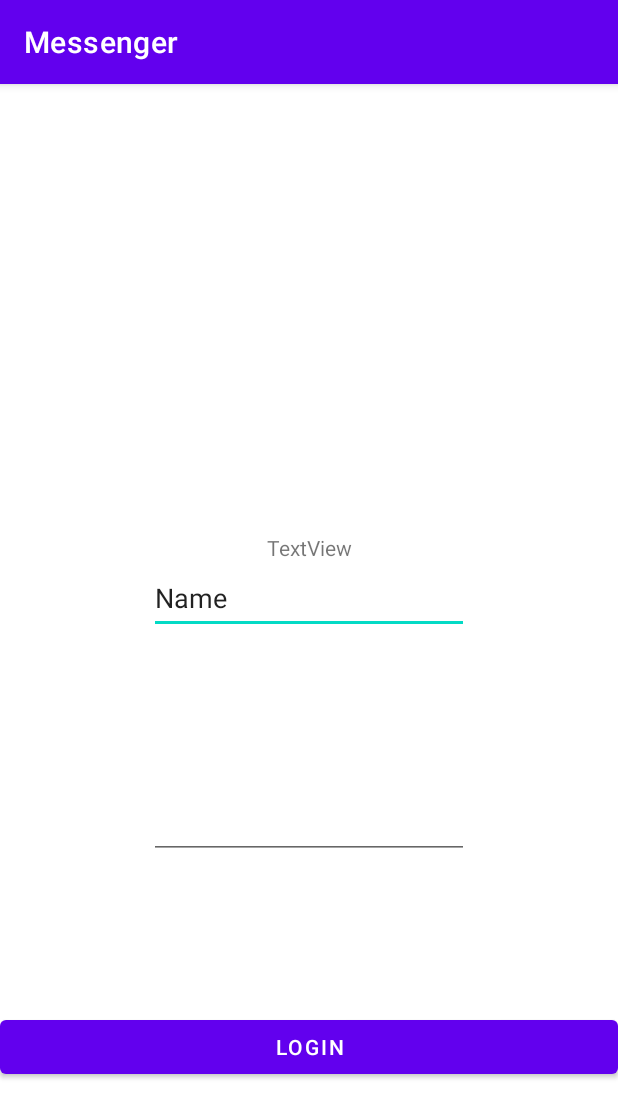
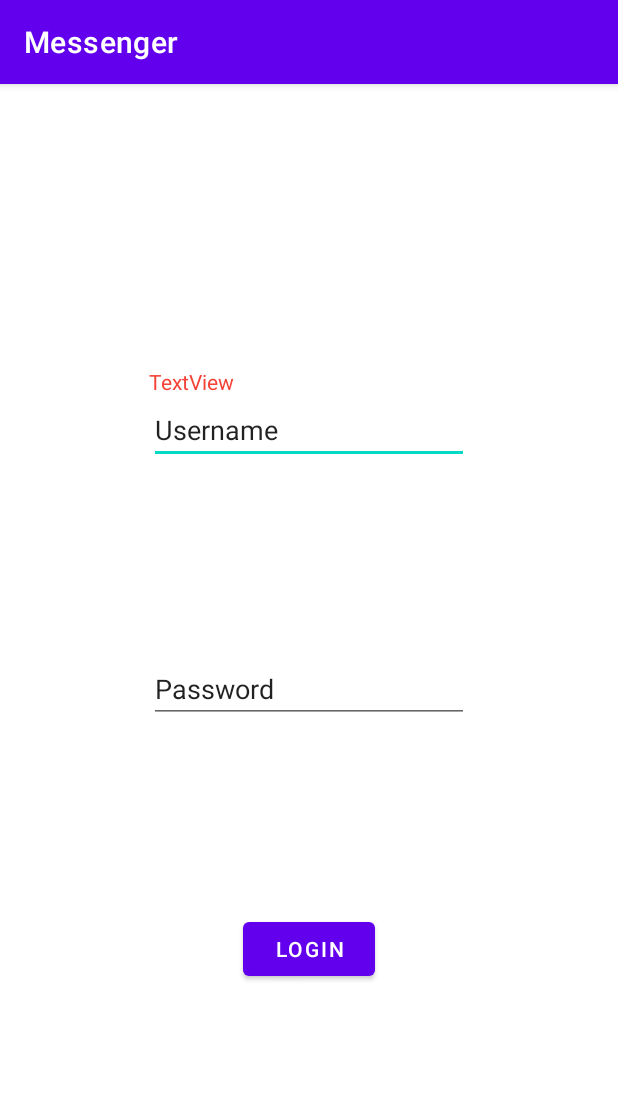
Before and after one commit to Saylonnn/Messenger, an Android app: the screen it shows after launch (MainActivity), on a phone screen of 412 x 824 dp. Shown: the top 1118 px of the screen. Run offline under Robolectric (Android 15) with nearby library versions, the phone set to English and light mode, and no system bars.

Commit message:
update login.xml

```diff
--- a/app/src/main/java/com/saylonn/messenger/LoginFragment.java
+++ b/app/src/main/java/com/saylonn/messenger/LoginFragment.java
@@ -1,23 +1,19 @@
 package com.saylonn.messenger;
 
-import android.content.Intent;
-import android.content.SharedPreferences;
 import android.os.Bundle;
-import android.os.PersistableBundle;
 import android.view.View;
 import android.widget.Button;
 import android.widget.EditText;
 import android.widget.TextView;
 
-import androidx.annotation.Nullable;
 import androidx.appcompat.app.AppCompatActivity;
 
 import com.saylonn.messenger.Comm.VolleyRequest;
 
 public class LoginFragment extends AppCompatActivity{
     TextView tv;
-    EditText tf_username;
-    EditText tf_password;
+    EditText pt_username;
+    EditText pt_password;
     Button login_btn;
     VolleyRequest vr;
     Boolean loggedIn = false;
@@ -28,10 +24,10 @@ public class LoginFragment extends AppCompatActivity{
         super.onCreate(savedInstanceState);
         setContentView(R.layout.login);
 
-        tv = findViewById(R.id.main_tv);
-        login_btn = findViewById(R.id.login_btn);
-        tf_username = findViewById(R.id.tf_username);
-        tf_password = findViewById(R.id.tf_password);
+        tv = findViewById(R.id.tv_login_error);
+        login_btn = findViewById(R.id.btn_login_loginbtn);
+        pt_username = findViewById(R.id.pt_login_username);
+        pt_password = findViewById(R.id.pt_login_password);
 
 
         //Do login Request
@@ -40,7 +36,7 @@ public class LoginFragment extends AppCompatActivity{
         login_btn.setOnClickListener(new View.OnClickListener() {
             @Override
             public void onClick(View view) {
-                vr.login(tf_username.getText().toString(), tf_password.getText().toString());
+                vr.login(pt_username.getText().toString(), pt_password.getText().toString());
             }
         });
     }
@@ -57,7 +53,4 @@ public class LoginFragment extends AppCompatActivity{
         }
 
     }
-
-
-
 }
--- a/app/src/main/res/layout/activity_main.xml
+++ b/app/src/main/res/layout/activity_main.xml
@@ -15,8 +15,7 @@
         android:layout_gravity="bottom"
         app:fabCradleMargin="10dp"
         app:fabCradleRoundedCornerRadius="10dp"
-        app:fabCradleVerticalOffset="10dp"
-        >
+        app:fabCradleVerticalOffset="10dp">
 
         <com.google.android.material.bottomnavigation.BottomNavigationView
             android:id="@+id/bottomNavigationView"
@@ -29,10 +28,10 @@
     </com.google.android.material.bottomappbar.BottomAppBar>
 
     <com.google.android.material.floatingactionbutton.FloatingActionButton
+        android:id="@+id/fab"
         android:layout_width="wrap_content"
         android:layout_height="wrap_content"
-        android:id="@+id/fab"
         android:src="@drawable/ic_baseline_add_24"
-        app:layout_anchor="@id/bottomAppBar"/>
+        app:layout_anchor="@id/bottomAppBar" />
 
 </androidx.coordinatorlayout.widget.CoordinatorLayout>
--- a/app/src/main/res/layout/login.xml
+++ b/app/src/main/res/layout/login.xml
@@ -5,49 +5,68 @@
     xmlns:app="http://schemas.android.com/apk/res-auto"
     xmlns:tools="http://schemas.android.com/tools">
 
-    <TextView
-        android:id="@+id/main_tv"
+    <Button
+        android:id="@+id/btn_login_loginbtn"
         android:layout_width="wrap_content"
-        android:layout_height="wrap_content"
-        android:text="TextView"
-        app:layout_constraintBottom_toTopOf="@+id/login_btn"
-        app:layout_constraintEnd_toEndOf="parent"
-        app:layout_constraintStart_toStartOf="parent"
-        app:layout_constraintTop_toTopOf="parent" />
-
-    <Button
-        android:id="@+id/login_btn"
-        android:layout_width="match_parent"
         android:layout_height="wrap_content"
         android:text="Login"
         app:layout_constraintBottom_toBottomOf="parent"
         app:layout_constraintEnd_toEndOf="parent"
         app:layout_constraintStart_toStartOf="parent"
-        app:layout_constraintTop_toBottomOf="@id/tf_password"/>
+        app:layout_constraintTop_toTopOf="@+id/guideline5" />
 
     <EditText
-        android:id="@+id/tf_username"
+        android:id="@+id/pt_login_username"
         android:layout_width="wrap_content"
         android:layout_height="wrap_content"
         android:ems="10"
         android:inputType="textPersonName"
-        android:minHeight="48dp"
-        android:text="Name"
+        android:text="Username"
+        app:layout_constraintBottom_toTopOf="@+id/guideline5"
         app:layout_constraintEnd_toEndOf="parent"
         app:layout_constraintStart_toStartOf="parent"
-        app:layout_constraintTop_toBottomOf="@+id/main_tv" />
+        app:layout_constraintTop_toTopOf="@+id/guideline7" />
 
     <EditText
-        android:id="@+id/tf_password"
+        android:id="@+id/pt_login_password"
         android:layout_width="wrap_content"
         android:layout_height="wrap_content"
         android:ems="10"
-        android:inputType="textPassword"
-        android:minHeight="48dp"
-        app:layout_constraintBottom_toTopOf="@+id/login_btn"
+        android:inputType="textPersonName"
+        android:text="Password"
+        app:layout_constraintBottom_toTopOf="@+id/btn_login_loginbtn"
         app:layout_constraintEnd_toEndOf="parent"
         app:layout_constraintStart_toStartOf="parent"
-        app:layout_constraintTop_toBottomOf="@+id/tf_username"
-        tools:ignore="SpeakableTextPresentCheck" />
+        app:layout_constraintTop_toBottomOf="@+id/pt_login_username" />
+
+    <androidx.constraintlayout.widget.Guideline
+        android:id="@+id/guideline5"
+        android:layout_width="wrap_content"
+        android:layout_height="wrap_content"
+        android:orientation="horizontal"
+        app:layout_constraintGuide_percent="0.500684" />
+
+    <androidx.constraintlayout.widget.Guideline
+        android:id="@+id/guideline6"
+        android:layout_width="wrap_content"
+        android:layout_height="wrap_content"
+        android:orientation="horizontal"
+        app:layout_constraintGuide_percent="0.9" />
+
+    <androidx.constraintlayout.widget.Guideline
+        android:id="@+id/guideline7"
+        android:layout_width="wrap_content"
+        android:layout_height="wrap_content"
+        android:orientation="horizontal"
+        app:layout_constraintGuide_percent="0.1" />
+
+    <TextView
+        android:id="@+id/tv_login_error"
+        android:layout_width="wrap_content"
+        android:layout_height="wrap_content"
+        android:text="TextView"
+        android:textColor="#F44336"
+        app:layout_constraintBottom_toTopOf="@+id/pt_login_username"
+        app:layout_constraintStart_toStartOf="@+id/pt_login_username" />
 
 </androidx.constraintlayout.widget.ConstraintLayout>
--- a/app/src/main/res/layout/registration.xml
+++ b/app/src/main/res/layout/registration.xml
@@ -97,7 +97,7 @@
         app:layout_constraintGuide_percent="0.9015048" />
 
     <Button
-        android:id="@+id/register"
+        android:id="@+id/btn_register_registerbtn"
         android:layout_width="wrap_content"
         android:layout_height="wrap_content"
         android:text="register"
```
